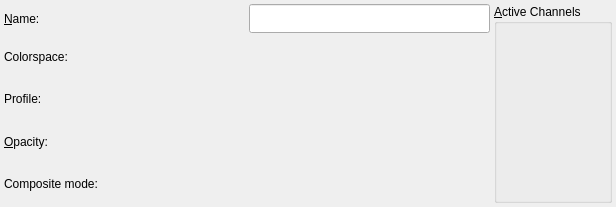
This is krita/ui/forms/wdglayerproperties.ui in KDE/krita as Qt 5 draws it before an edit. The edited form follows.
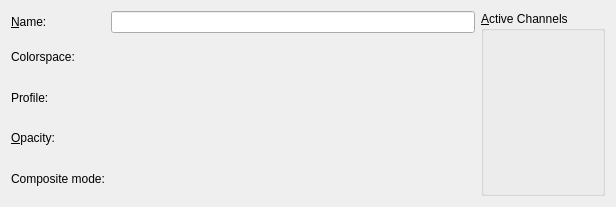
This is the edited form. Custom widgets are drawn as their Qt base class.

Commit message: fixed layout of the layer properties dialog

```diff
--- a/krita/ui/forms/wdglayerproperties.ui
+++ b/krita/ui/forms/wdglayerproperties.ui
@@ -9,146 +9,77 @@
     <height>207</height>
    </rect>
   </property>
-  <widget class="QLabel" name="textLabel1" >
-   <property name="geometry" >
-    <rect>
-     <x>4</x>
-     <y>4</y>
-     <width>118</width>
-     <height>29</height>
-    </rect>
-   </property>
-   <property name="text" >
-    <string>&amp;Name:</string>
-   </property>
-   <property name="buddy" >
-    <cstring>editName</cstring>
-   </property>
-  </widget>
-  <widget class="QLabel" name="textLabel3" >
-   <property name="geometry" >
-    <rect>
-     <x>4</x>
-     <y>122</y>
-     <width>118</width>
-     <height>39</height>
-    </rect>
-   </property>
-   <property name="text" >
-    <string>&amp;Opacity:</string>
-   </property>
-   <property name="buddy" >
-    <cstring>intOpacity</cstring>
-   </property>
-  </widget>
-  <widget class="QLabel" name="textLabel4" >
-   <property name="geometry" >
-    <rect>
-     <x>4</x>
-     <y>165</y>
-     <width>118</width>
-     <height>38</height>
-    </rect>
-   </property>
-   <property name="text" >
-    <string>Composite mode:</string>
-   </property>
-  </widget>
-  <widget class="KisCmbComposite" native="1" name="cmbComposite" >
-   <property name="geometry" >
-    <rect>
-     <x>371</x>
-     <y>165</y>
-     <width>119</width>
-     <height>38</height>
-    </rect>
-   </property>
-  </widget>
-  <widget class="KoSliderCombo" native="1" name="intOpacity" >
-   <property name="geometry" >
-    <rect>
-     <x>126</x>
-     <y>122</y>
-     <width>364</width>
-     <height>39</height>
-    </rect>
-   </property>
-  </widget>
-  <widget class="QLabel" name="textLabel1_2" >
-   <property name="geometry" >
-    <rect>
-     <x>4</x>
-     <y>80</y>
-     <width>118</width>
-     <height>38</height>
-    </rect>
-   </property>
-   <property name="text" >
-    <string>Profile:</string>
-   </property>
-  </widget>
-  <widget class="SqueezedComboBox" native="1" name="cmbProfile" >
-   <property name="geometry" >
-    <rect>
-     <x>249</x>
-     <y>80</y>
-     <width>241</width>
-     <height>38</height>
-    </rect>
-   </property>
-  </widget>
-  <widget class="KisCmbIDList" native="1" name="cmbColorSpaces" >
-   <property name="geometry" >
-    <rect>
-     <x>249</x>
-     <y>37</y>
-     <width>241</width>
-     <height>39</height>
-    </rect>
-   </property>
-  </widget>
-  <widget class="QLineEdit" name="editName" >
-   <property name="geometry" >
-    <rect>
-     <x>249</x>
-     <y>4</y>
-     <width>241</width>
-     <height>29</height>
-    </rect>
-   </property>
-  </widget>
-  <widget class="QLabel" name="textLabel2" >
-   <property name="geometry" >
-    <rect>
-     <x>4</x>
-     <y>37</y>
-     <width>118</width>
-     <height>39</height>
-    </rect>
-   </property>
-   <property name="text" >
-    <string>Colorspace:</string>
-   </property>
-  </widget>
-  <widget class="QGroupBox" name="grpActiveChannels" >
-   <property name="geometry" >
-    <rect>
-     <x>494</x>
-     <y>4</y>
-     <width>118</width>
-     <height>199</height>
-    </rect>
-   </property>
-   <property name="toolTip" >
-    <string>Select the set of active channels.</string>
-   </property>
-   <property name="whatsThis" >
-    <string>Select the set of active channels. Only active channels will be visible, filtered or affected by painting.</string>
-   </property>
-   <property name="title" >
-    <string>&amp;Active Channels</string>
-   </property>
-  </widget>
+  <layout class="QGridLayout" >
+   <item row="0" column="0" >
+    <widget class="QLabel" name="textLabel1" >
+     <property name="text" >
+      <string>&amp;Name:</string>
+     </property>
+     <property name="buddy" >
+      <cstring>editName</cstring>
+     </property>
+    </widget>
+   </item>
+   <item row="0" column="1" >
+    <widget class="QLineEdit" name="editName" />
+   </item>
+   <item rowspan="5" row="0" column="2" >
+    <widget class="QGroupBox" name="grpActiveChannels" >
+     <property name="toolTip" >
+      <string>Select the set of active channels.</string>
+     </property>
+     <property name="whatsThis" >
+      <string>Select the set of active channels. Only active channels will be visible, filtered or affected by painting.</string>
+     </property>
+     <property name="title" >
+      <string>&amp;Active Channels</string>
+     </property>
+    </widget>
+   </item>
+   <item row="1" column="0" >
+    <widget class="QLabel" name="textLabel2" >
+     <property name="text" >
+      <string>Colorspace:</string>
+     </property>
+    </widget>
+   </item>
+   <item row="1" column="1" >
+    <widget class="KisCmbIDList" native="1" name="cmbColorSpaces" />
+   </item>
+   <item row="2" column="0" >
+    <widget class="QLabel" name="textLabel1_2" >
+     <property name="text" >
+      <string>Profile:</string>
+     </property>
+    </widget>
+   </item>
+   <item row="2" column="1" >
+    <widget class="SqueezedComboBox" native="1" name="cmbProfile" />
+   </item>
+   <item row="3" column="0" >
+    <widget class="QLabel" name="textLabel3" >
+     <property name="text" >
+      <string>&amp;Opacity:</string>
+     </property>
+     <property name="buddy" >
+      <cstring>intOpacity</cstring>
+     </property>
+    </widget>
+   </item>
+   <item row="3" column="1" >
+    <widget class="KoSliderCombo" native="1" name="intOpacity" />
+   </item>
+   <item row="4" column="0" >
+    <widget class="QLabel" name="textLabel4" >
+     <property name="text" >
+      <string>Composite mode:</string>
+     </property>
+    </widget>
+   </item>
+   <item row="4" column="1" >
+    <widget class="KisCmbComposite" native="1" name="cmbComposite" />
+   </item>
+  </layout>
  </widget>
  <layoutdefault spacing="6" margin="11" />
  <customwidgets>
```
